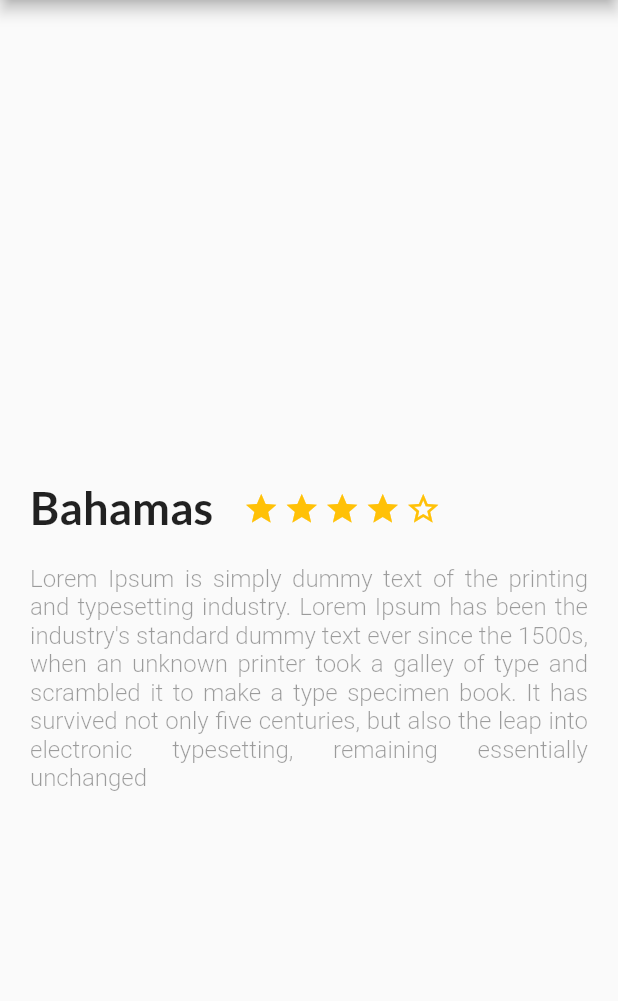
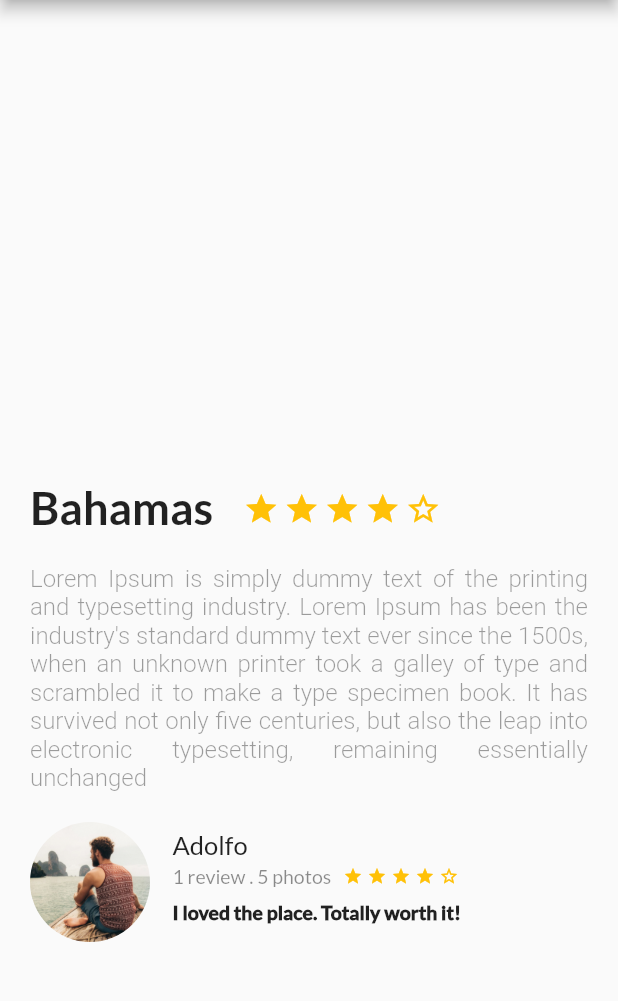
Before and after one commit to adoval4/testing_flutter, a Flutter app: the screen it shows after launch, on a phone screen of 412 x 824 dp, the part 84-1085 px from its top. Run offline on Flutter 3.47's test engine with Material 2 defaults, Android fonts, the phone set to English and light mode, and no system bars.

Commit message:
review widget

```diff
--- a/lib/main.dart
+++ b/lib/main.dart
@@ -2,6 +2,7 @@ import 'package:flutter/material.dart';
 
 // Custom widgets
 import 'package:platzi_trips_app/description_place.dart';
+import 'package:platzi_trips_app/review.dart';
 
 void main() => runApp(MyApp());
 
@@ -27,10 +28,20 @@ class MyApp extends StatelessWidget {
             ),
             title: Text('Share'),
           ),
-          body: new DescriptionPlace(
-            "Bahamas",
-            4,
-            """Lorem Ipsum is simply dummy text of the printing and typesetting industry. Lorem Ipsum has been the industry's standard dummy text ever since the 1500s, when an unknown printer took a galley of  type and scrambled it to make a type specimen book. It has survived not only five centuries, but also the leap into electronic typesetting, remaining essentially unchanged"""
+          body: Column(
+            children: <Widget>[
+              new DescriptionPlace(
+                  "Bahamas",
+                  4,
+                  """Lorem Ipsum is simply dummy text of the printing and typesetting industry. Lorem Ipsum has been the industry's standard dummy text ever since the 1500s, when an unknown printer took a galley of  type and scrambled it to make a type specimen book. It has survived not only five centuries, but also the leap into electronic typesetting, remaining essentially unchanged"""
+              ),
+              new Review(
+                'assets/img/traveler_image.png',
+                'Adolfo',
+                '1 review . 5 photos',
+                'I loved the place. Totally worth it!'
+              )
+            ],
           )
         )
       // home: MyHomePage(title: 'Flutter Demo Home Page'),
--- /dev/null
+++ b/lib/review.dart
@@ -0,0 +1,155 @@
+import 'package:flutter/material.dart';
+
+
+class Review extends StatelessWidget {
+
+  String imagePath = 'assets/img/traveler_image.png';
+  String name = 'Adolfo Valdivieso';
+  String details = '1 review, 5 photos';
+  String comment = 'There is an amazing place in Sri Lanka';
+
+  Review(
+      this.imagePath,
+      this.name,
+      this.details,
+      this.comment
+  );
+
+  @override
+  Widget build(BuildContext context) {
+
+    final photo = Container(
+      margin: EdgeInsets.only(
+        top: 20.0,
+        left: 20.0
+      ),
+
+      width: 80.0,
+      height: 80.0,
+
+      decoration: BoxDecoration(
+        shape: BoxShape.circle,
+        image: DecorationImage(
+            fit: BoxFit.fill,
+            image: AssetImage(imagePath)
+        )
+      ),
+    );
+
+    final userName = Container(
+      margin: EdgeInsets.only(
+        left: 15.0,
+          top: 18.0,
+          bottom: 3.0
+      ),
+      child: Text(
+          name,
+        style: TextStyle(
+          fontFamily: 'Lato',
+          fontSize: 17.0
+        )
+      )
+    );
+
+    final userDetails = Container(
+        margin: EdgeInsets.only(
+            left: 15.0,
+            bottom: 8.0
+        ),
+        child: Text(
+            details,
+            style: TextStyle(
+                fontFamily: 'Lato',
+                fontSize: 13.0,
+              color: Colors.black45
+            )
+        )
+    );
+
+    final userComment = Container(
+        margin: EdgeInsets.only(
+            left: 15.0,
+            bottom: 5.0
+        ),
+        child: Text(
+            comment,
+            style: TextStyle(
+                fontFamily: 'Lato',
+                fontSize: 13.0,
+                fontWeight: FontWeight.w900
+            )
+        )
+    );
+
+    final star = Container(
+      margin: EdgeInsets.only(
+          right: 3.0
+      ),
+      child: Icon(
+        Icons.star,
+        color: Colors.amber,
+        size: 13.0
+      ),
+    );
+
+    final start_half = Container(
+      margin: EdgeInsets.only(
+          right: 3.0
+      ),
+      child: Icon(
+        Icons.star_half,
+        color: Colors.amber,
+          size: 13.0
+      ),
+    );
+
+    final start_border = Container(
+      margin: EdgeInsets.only(
+          right: 3.0
+      ),
+      child: Icon(
+        Icons.star_border,
+        color: Colors.amber,
+          size: 13.0
+      ),
+    );
+
+    final userStars = Container(
+      margin: EdgeInsets.only(
+        bottom: 8.0,
+        left: 8.0
+      ),
+      child: Row(
+        children: <Widget>[
+          star,
+          star,
+          star,
+          star,
+          start_border
+        ],
+      ),
+    );
+
+    final userInfo = Column(
+      crossAxisAlignment: CrossAxisAlignment.start,
+      children: <Widget>[
+        userName,
+        Row(
+          children: <Widget>[
+            userDetails,
+            userStars
+          ],
+        ),
+        userComment
+      ],
+    );
+
+    return Row(
+      children: <Widget>[
+        photo,
+        userInfo
+      ],
+    );
+  }
+
+}
--- a/pubspec.yaml
+++ b/pubspec.yaml
@@ -70,6 +70,10 @@ flutter:
   #
   # For details regarding fonts from package dependencies,
   # see https://flutter.dev/custom-fonts/#from-packages
+
+  assets:
+    - assets/img/traveler_image.png
+
   fonts:
     - family: Lato
       fonts:
```
Also changed, not shown: assets/img/traveler_image.png (added).
